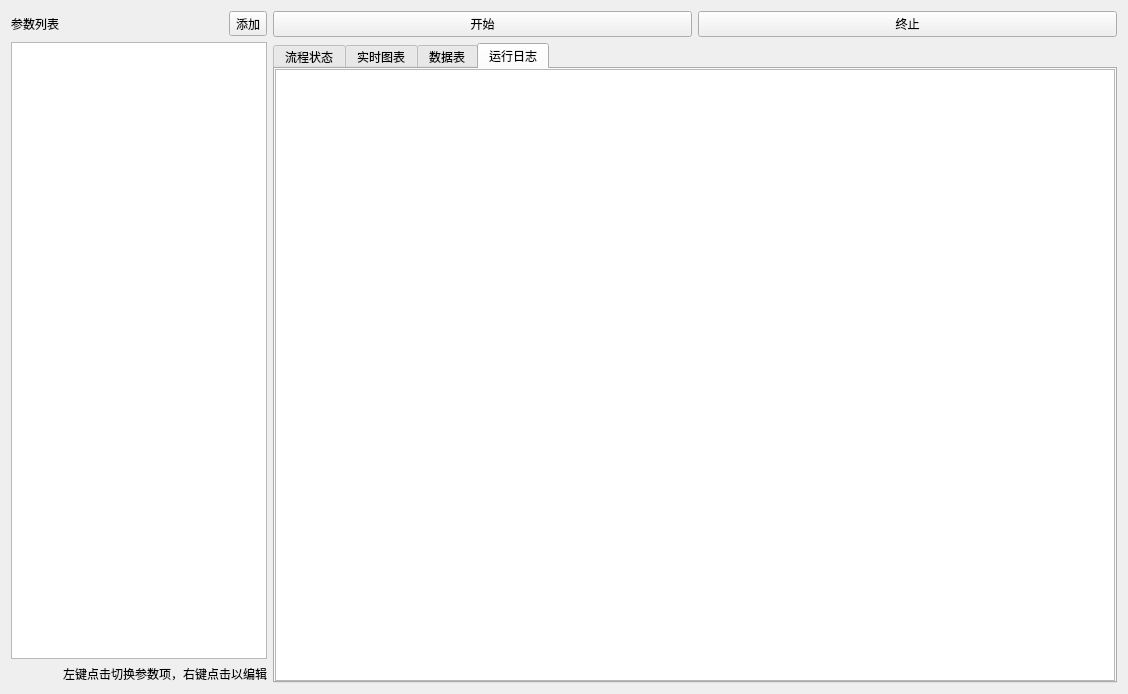
Above: new/refer/refer.ui from Joker2387089590/MIL-STD-750 before the change. Below: the same form after it.
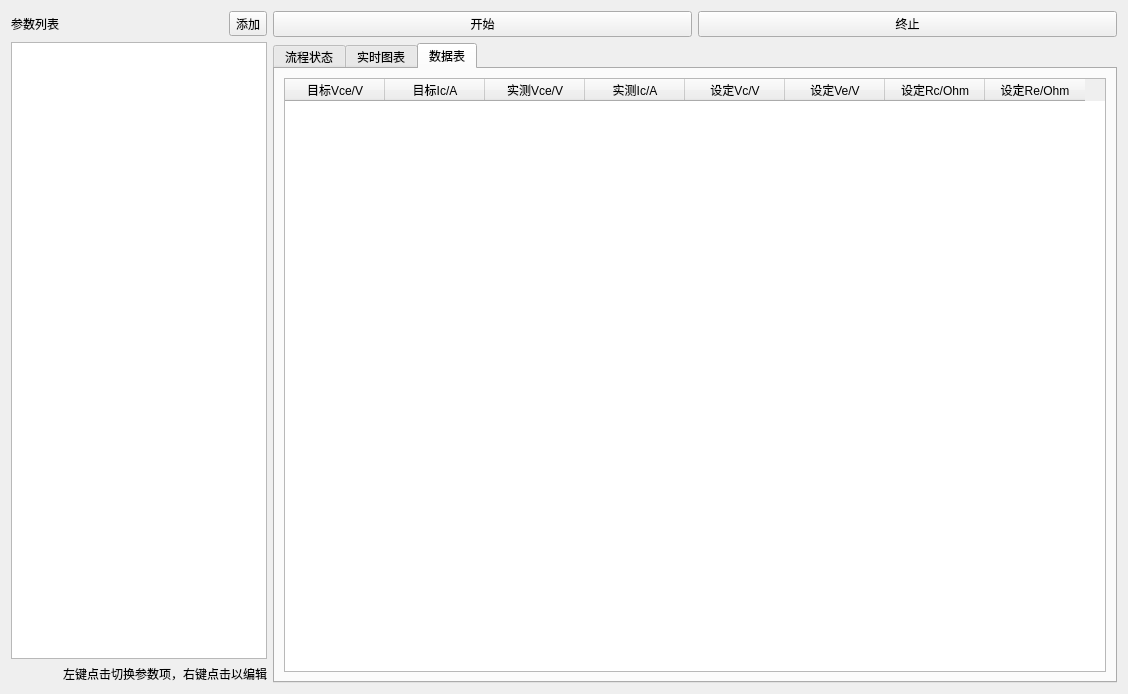
That is the form after the change. The open tabs and pages were chosen to show the change.

Patch:
```diff
--- a/new/refer/refer.ui
+++ b/new/refer/refer.ui
@@ -132,28 +132,6 @@
        </item>
       </layout>
      </widget>
-     <widget class="QWidget" name="tab_4">
-      <attribute name="title">
-       <string>运行日志</string>
-      </attribute>
-      <layout class="QGridLayout" name="gridLayout_3">
-       <property name="leftMargin">
-        <number>0</number>
-       </property>
-       <property name="topMargin">
-        <number>0</number>
-       </property>
-       <property name="rightMargin">
-        <number>0</number>
-       </property>
-       <property name="bottomMargin">
-        <number>0</number>
-       </property>
-       <item row="0" column="0">
-        <widget class="QPlainTextEdit" name="log"/>
-       </item>
-      </layout>
-     </widget>
     </widget>
    </item>
    <item row="0" column="1">
```
Left out of the diff: 2 changed lines with no effect on the pictures.
